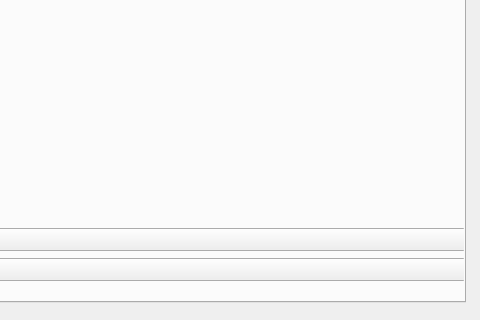
This is GUI.ui in duytq99/image-processing-application as Qt 5 draws it before an edit; both pictures show x 625 to 1105 and y 469 to 789 of the 1105 by 789 pixel window. The edited form follows.
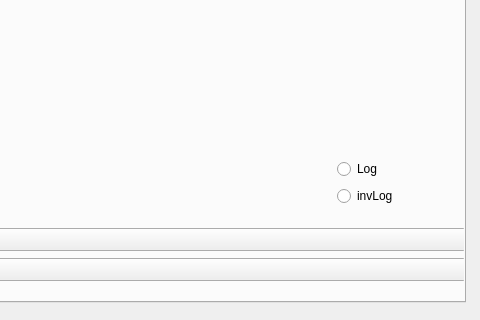
This is the edited form. The open tabs and pages were chosen to show the change. Icons and pictures are not drawn.

The edit to the form file:
```diff
--- a/GUI.ui
+++ b/GUI.ui
@@ -327,6 +327,32 @@
           <string>s=clog(1+r)</string>
          </property>
         </widget>
+        <widget class="QWidget" name="">
+         <property name="geometry">
+          <rect>
+           <x>950</x>
+           <y>490</y>
+           <width>101</width>
+           <height>50</height>
+          </rect>
+         </property>
+         <layout class="QVBoxLayout" name="verticalLayout_5">
+          <item>
+           <widget class="QRadioButton" name="logButton">
+            <property name="text">
+             <string>Log</string>
+            </property>
+           </widget>
+          </item>
+          <item>
+           <widget class="QRadioButton" name="invlogButton">
+            <property name="text">
+             <string>invLog</string>
+            </property>
+           </widget>
+          </item>
+         </layout>
+        </widget>
        </widget>
        <widget class="QWidget" name="PowTab">
         <attribute name="title">
```
Left out of the diff: 2 changed lines with no effect on the pictures.
